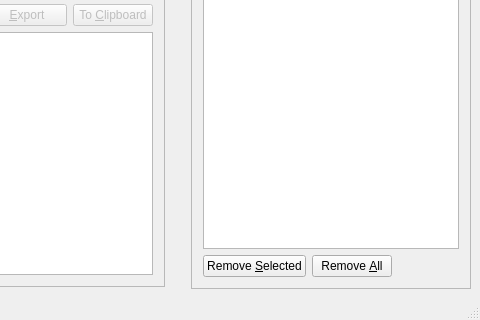
Above: ReplacerMPV/mainwindow.ui from Ernesuma/replacerMpv before the change; both pictures show x 454 to 934 and y 320 to 640 of the 934 by 640 pixel window. Below: the same form after it.
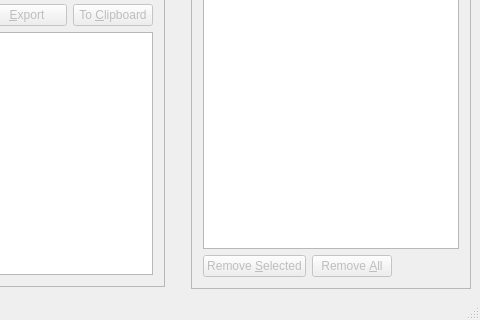
That is the form after the change. Icons and pictures are not drawn.

Commit message: enable and disable the tag removal buttons on base of the existence of tags

```diff
--- a/ReplacerMPV/mainwindow.ui
+++ b/ReplacerMPV/mainwindow.ui
@@ -285,6 +285,9 @@
          <layout class="QHBoxLayout" name="horizontalLayout_4">
           <item>
            <widget class="QPushButton" name="pushButton_remove_selected_tags">
+            <property name="enabled">
+             <bool>false</bool>
+            </property>
             <property name="text">
              <string>Remove &amp;Selected</string>
             </property>
@@ -292,6 +295,9 @@
           </item>
           <item>
            <widget class="QPushButton" name="pushButton_remove_all_tags">
+            <property name="enabled">
+             <bool>false</bool>
+            </property>
             <property name="text">
              <string>Remove &amp;All</string>
             </property>
```
The commit also changes 5 other files.
